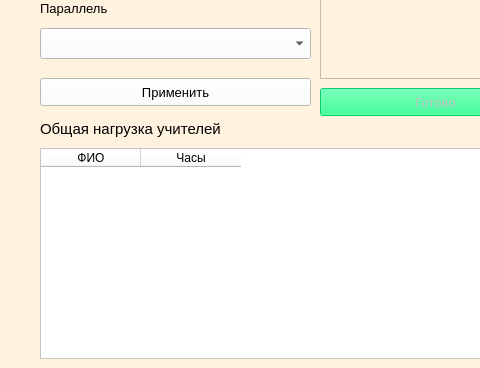
Qt form frontend/create_workload.ui (saaasssska/helper_by_school) before a commit; both pictures show x 0 to 480 and y 232 to 600 of the 821 by 600 pixel window.
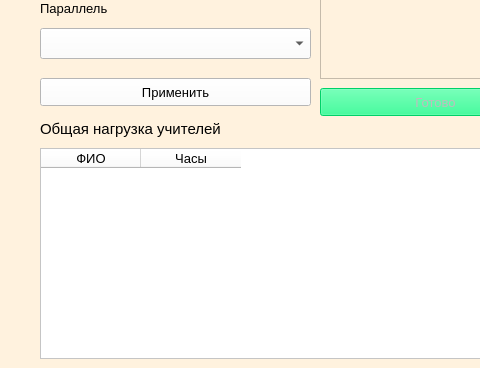
The same form after that commit. Icons and pictures are not drawn.

Diff of the .ui file:
```diff
--- a/frontend/create_workload.ui
+++ b/frontend/create_workload.ui
@@ -211,7 +211,7 @@
   </widget>
   <widget class="QTableWidget" name="tableWidget">
    <property name="enabled">
-    <bool>true</bool>
+    <bool>false</bool>
    </property>
    <property name="geometry">
     <rect>
@@ -227,17 +227,28 @@
     </font>
    </property>
    <property name="styleSheet">
-    <string notr="true">background-color: rgb(255, 255, 255);</string>
+    <string notr="true">background-color: rgb(255, 255, 255);
+color: rgb(0, 0, 0);</string>
    </property>
    <column>
     <property name="text">
      <string>ФИО</string>
     </property>
+    <property name="font">
+     <font>
+      <pointsize>10</pointsize>
+     </font>
+    </property>
    </column>
    <column>
     <property name="text">
      <string>Часы</string>
     </property>
+    <property name="font">
+     <font>
+      <pointsize>10</pointsize>
+     </font>
+    </property>
    </column>
   </widget>
   <widget class="QPushButton" name="push_apply">
```
Left out of the diff: 16 changed lines with no effect on the pictures.
